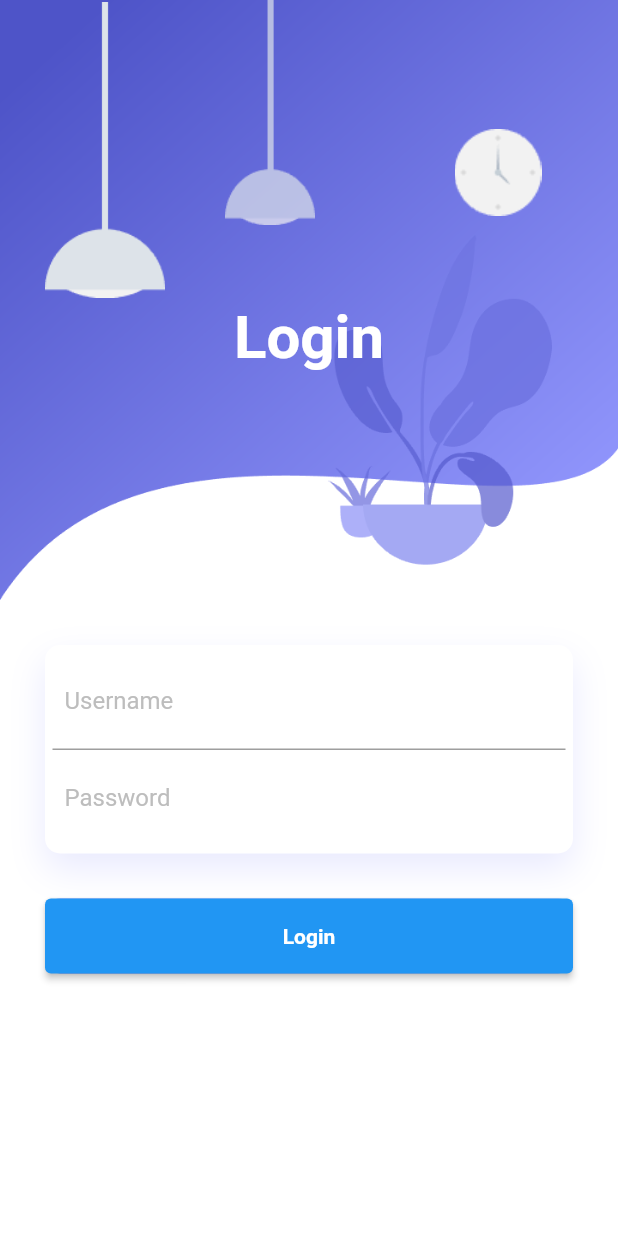
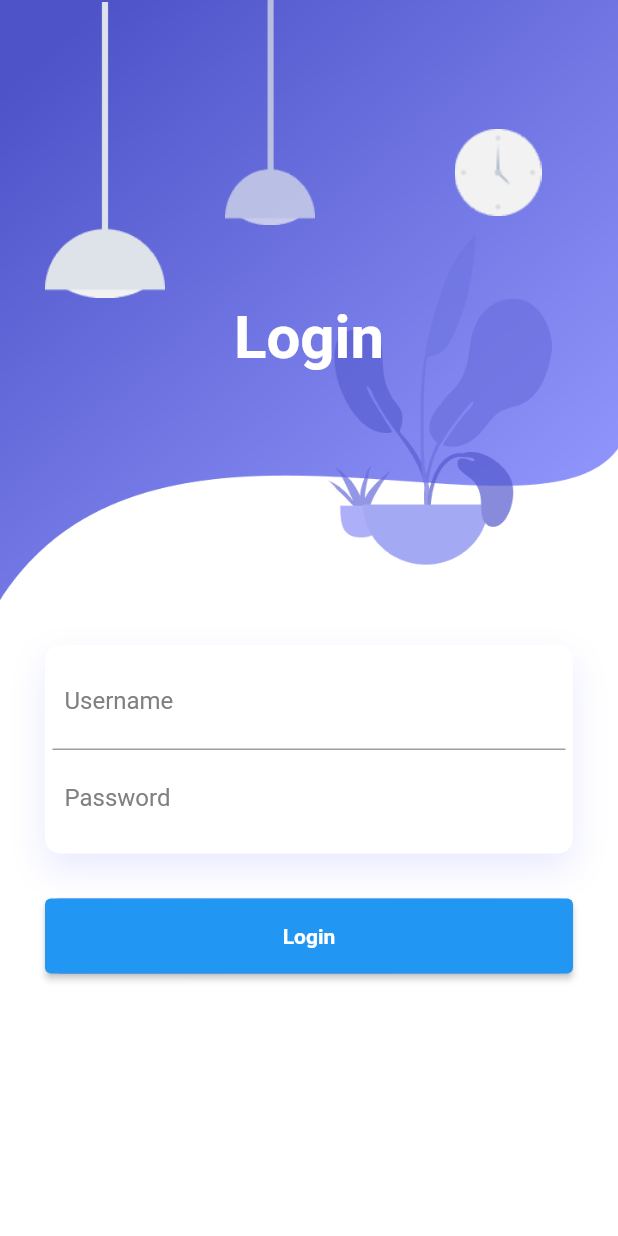
Before and after one commit to MajuSetiaJadiSiregar/understand-template, a Flutter app: the screen it shows after launch, on a phone screen of 412 x 824 dp. Run offline on Flutter 3.47's test engine with Material 2 defaults, Android fonts, the phone set to English and light mode, and no system bars.

Commit message:
'fix-login-page'

```diff
--- a/lib/pages/login_page.dart
+++ b/lib/pages/login_page.dart
@@ -102,8 +102,10 @@ class LoginPage extends Pages {
                             child: CustomTextField.textField(
                               decoration: CustomInputDecoration.inputDecoration(
                                 placeHolder: "Username",
-                                placeHolderStyle: TextStyle(color: Colors.grey[400]),
-                                border: InputBorder.none
+                                border: InputBorder.none,
+                                placeHolderStyle: CustomTextStyle.textStyle(
+                                  warnaText: HexColor("#808080")
+                                )
                               ),
                             ),
                           ),
@@ -113,7 +115,9 @@ class LoginPage extends Pages {
                               decoration: CustomInputDecoration.inputDecoration(
                                 border: InputBorder.none,
                                 placeHolder: 'Password',
-                                placeHolderStyle: TextStyle(color: Colors.grey[400])
+                                placeHolderStyle: CustomTextStyle.textStyle(
+                                  warnaText: HexColor("#808080")
+                                )
                               )
                             ),
                           )
@@ -134,7 +138,15 @@ class LoginPage extends Pages {
                         ),
                         child: CustomButton.buttonElevatedButton(
                           eventButton: (){print('event');},
-                          titleButton: Center(child: Text("Login", style: TextStyle(color: Colors.white, fontWeight: FontWeight.bold),),)
+                          titleButton: Center(
+                            child: Text(
+                              "Login",
+                              style: CustomTextStyle.textStyle(
+                                warnaText: HexColor("#ffffff"),
+                                ketebalanText: FontWeight.bold
+                              ),
+                            ),
+                          )
                         )
                     ),
                   ],
--- a/lib/pages/page.dart
+++ b/lib/pages/page.dart
@@ -1,5 +1,6 @@
 import 'package:flutter/material.dart';
 import 'package:refactor_template/pages/abstract_page.dart';
+import 'package:refactor_template/utils/util.dart';
 import 'package:refactor_template/widgets/widget.dart';
 
 part 'login_page.dart';
```
